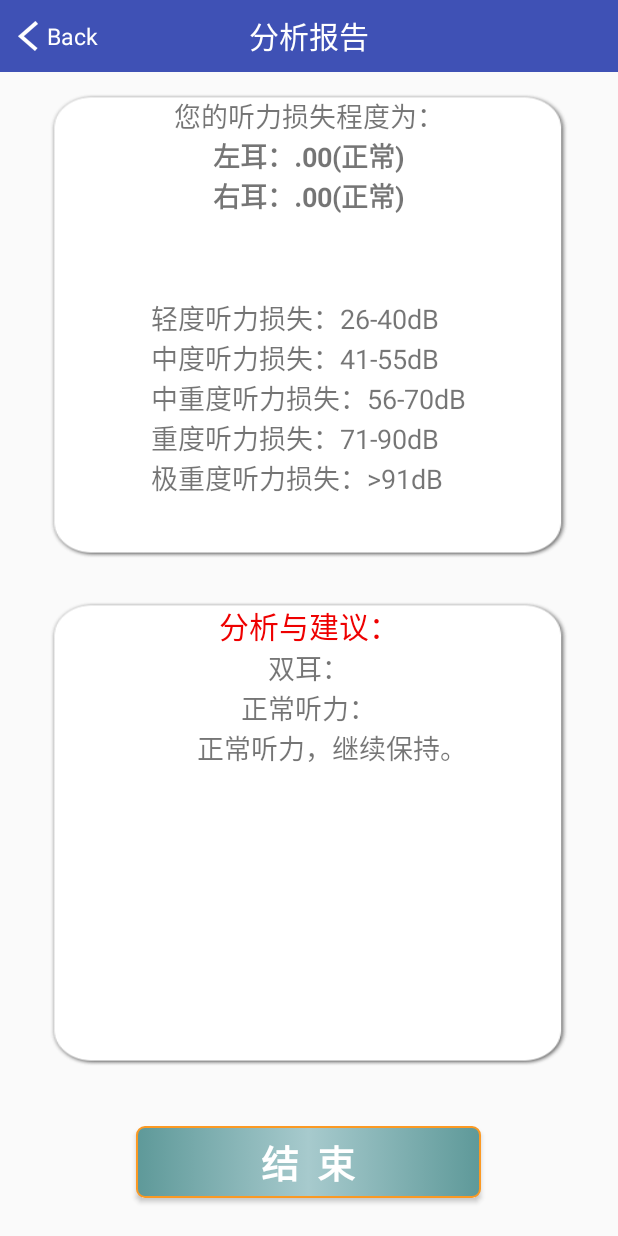
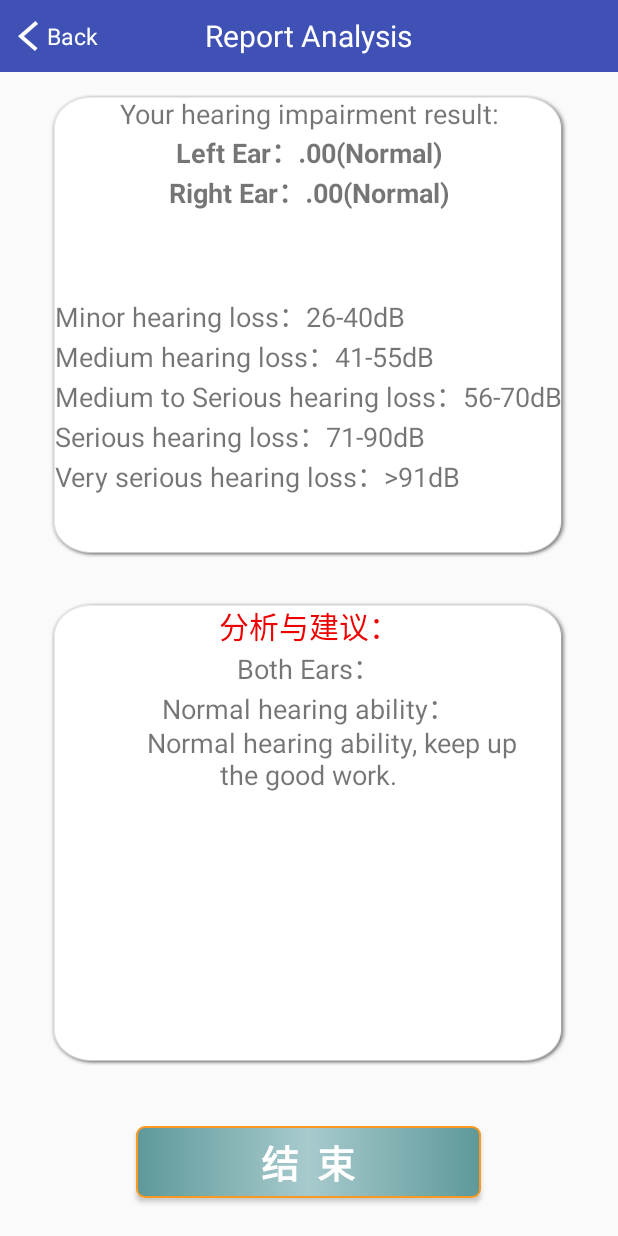
Before and after one commit to junhuang7/SoundAlertWTH2, an Android app: the fragment EndFragment placed in its activity, on a phone screen of 412 x 824 dp. Run offline under Robolectric (Android 15) with nearby library versions, the phone set to English and light mode, and no system bars.

Commit message:
11.19 update on UI

```diff
--- a/app/src/main/java/com/maple/audiometry/ui/detection/EndFragment.kt
+++ b/app/src/main/java/com/maple/audiometry/ui/detection/EndFragment.kt
@@ -31,7 +31,7 @@ class EndFragment : BaseFragment() {
         mActivity = activity as DetectionActivity
 
         tv_left.setOnClickListener { mActivity.onBackPressed() }
-        tv_title.text = "分析报告"
+        tv_title.text = "Report Analysis"
 
         initView()
     }
@@ -48,16 +48,16 @@ class EndFragment : BaseFragment() {
         // 听力等级
         val df = DecimalFormat("##.00")
         val hearingRank = resources.getStringArray(R.array.hearing_rank_arr)
-        val leftStr = "左耳：" + df.format(left) + "(" + hearingRank[leftRank] + ")"
-        val rightStr = "右耳：" + df.format(right) + "(" + hearingRank[rightRank] + ")"
+        val leftStr = "Left Ear：" + df.format(left) + "(" + hearingRank[leftRank] + ")"
+        val rightStr = "Right Ear：" + df.format(right) + "(" + hearingRank[rightRank] + ")"
         tv_check_result.text = leftStr + "\n" + rightStr
         // 分析和建议
         // 分析建议的说明文字
         val dbExplain = resources.getStringArray(R.array.propose_arr)
         if (leftRank == rightRank) {
-            tv_propose.text = "双耳：\n" + dbExplain[leftRank]
+            tv_propose.text = "Both Ears：\n" + dbExplain[leftRank]
         } else {
-            tv_propose.text = "左耳：\n" + dbExplain[leftRank] + "\n右耳：\n" + dbExplain[rightRank]
+            tv_propose.text = "Left Ear：\n" + dbExplain[leftRank] + "\nRight Ear：\n" + dbExplain[rightRank]
         }
 
         bt_end.setOnClickListener { toMainPager() }
--- a/app/src/main/java/com/maple/audiometry/ui/detection/ResultFragment.kt
+++ b/app/src/main/java/com/maple/audiometry/ui/detection/ResultFragment.kt
@@ -30,7 +30,7 @@ class ResultFragment : BaseFragment() {
         mActivity = activity as DetectionActivity
 
         tv_left.setOnClickListener { mActivity.onBackPressed() }
-        tv_title.text = "测试结果"
+        tv_title.text = "Result"
 
         initView()
     }
--- a/app/src/main/java/com/maple/audiometry/ui/home/MainActivity.kt
+++ b/app/src/main/java/com/maple/audiometry/ui/home/MainActivity.kt
@@ -34,6 +34,8 @@ class MainActivity : BaseFragmentActivity() {
         startActivity(intent)
     }
 
+    //LENA: should we remove the button below to launch YAMNET -- DOESNT SEEM TO WORK
+
     // Launch YAMNET App
     private fun launchYamnetApp() {
         val launchIntent = packageManager.getLaunchIntentForPackage("org.tensorflow.lite.examples.audio")
@@ -47,7 +49,7 @@ class MainActivity : BaseFragmentActivity() {
     private var exitTime: Long = 0
     override fun onBackPressed() {
         if (System.currentTimeMillis() - exitTime > 2000) {
-            T.showShort(mContext, "再按一次退出程序")
+            T.showShort(mContext, "Press one more time to exit.")
             exitTime = System.currentTimeMillis()
         } else {
             finish()
--- a/app/src/main/java/com/maple/audiometry/ui/welcome/SplashActivity.kt
+++ b/app/src/main/java/com/maple/audiometry/ui/welcome/SplashActivity.kt
@@ -44,7 +44,7 @@ class SplashActivity : BaseFragmentActivity() {
     private fun initViews() {
         // 初始化页面
         val inflater = LayoutInflater.from(this)
-        val guideView1 = inflater.inflate(R.layout.view_guide_1, null)
+        //val guideView1 = inflater.inflate(R.layout.view_guide_1, null)
         val guideView2 = inflater.inflate(R.layout.view_guide_2, null)
         val guideView3 = inflater.inflate(R.layout.view_guide_3, null)
         val guideStartBtn: Button = guideView3.findViewById(R.id.next)
@@ -57,7 +57,7 @@ class SplashActivity : BaseFragmentActivity() {
         )
         // 添加页面
         guideViews = arrayListOf(
-                guideView1,
+                //guideView1,
                 guideView2,
                 guideView3
         )
--- a/app/src/main/java/com/maple/audiometry/utils/AudioRecordBasedDemo.java
+++ b/app/src/main/java/com/maple/audiometry/utils/AudioRecordBasedDemo.java
@@ -79,7 +79,7 @@ public class AudioRecordBasedDemo {
 
 		// Only compute decibels if mean is greater than 1 to avoid negative or -Infinity dB values
 		if (mean > 1) {
-			volume = 18 * Math.log10(mean);
+			volume = 10 * Math.log10(mean);
 		}
 
 		if (volume > 100) {
--- a/app/src/main/java/com/maple/audiometry/utils/MediaRecorderDemo.java
+++ b/app/src/main/java/com/maple/audiometry/utils/MediaRecorderDemo.java
@@ -72,7 +72,7 @@ public class MediaRecorderDemo {
 			double ratio = (double) mMediaRecorder.getMaxAmplitude() / BASE;
 			double db = 0;
 			if (ratio > 1) {
-				db = 20 * Math.log10(ratio);
+				db = 10 * Math.log10(ratio);
 			}
 
 			if (db > 70) {
--- a/app/src/main/res/layout/fragment_end.xml
+++ b/app/src/main/res/layout/fragment_end.xml
@@ -17,7 +17,7 @@
             android:layout_height="wrap_content"
             android:layout_marginTop="15dp"
             android:gravity="center"
-            android:text="您的听力损失程度为："
+            android:text="Your hearing impairment result:"
             android:textSize="18sp" />
 
         <TextView
@@ -25,7 +25,7 @@
             android:layout_width="match_parent"
             android:layout_height="wrap_content"
             android:gravity="center"
-            android:text="左耳：25.93(中度) \n右耳：34.52(轻度)"
+            android:text="左耳：25.93(Medium) \Right Ear：34.52(轻度)"
             android:textSize="18sp"
             android:textStyle="bold" />
 
--- a/app/src/main/res/layout/fragment_result.xml
+++ b/app/src/main/res/layout/fragment_result.xml
@@ -10,7 +10,7 @@
         android:layout_height="wrap_content"
         android:layout_marginTop="20dp"
         android:gravity="center"
-        android:text="左耳检查结果" />
+        android:text="Left Ear Result" />
 
     <LinearLayout
         android:id="@+id/ll_left_result"
@@ -26,7 +26,7 @@
         android:layout_height="wrap_content"
         android:layout_marginTop="20dp"
         android:gravity="center"
-        android:text="右耳检查结果" />
+        android:text="Right Ear Result" />
 
     <LinearLayout
         android:id="@+id/ll_right_result"
@@ -45,7 +45,7 @@
         android:layout_marginTop="25dp"
         android:layout_marginBottom="25dp"
         android:background="@drawable/selector_button_color"
-        android:text="查看分析报告"
+        android:text="Report "
         android:textColor="@color/button_text_color"
         android:textSize="25sp"
         android:textStyle="bold" />
--- a/app/src/main/res/values/strings.xml
+++ b/app/src/main/res/values/strings.xml
@@ -21,28 +21,28 @@
     </string-array>
     <!-- 听力等级 -->
     <string-array name="hearing_rank_arr">
-        <item>正常</item>
-        <item>轻度</item>
-        <item>中度</item>
-        <item>中重度</item>
-        <item>重度</item>
-        <item>极重度</item>
+        <item>Normal</item>
+        <item>Minor</item>
+        <item>Medium</item>
+        <item>Medium to Serious</item>
+        <item>Serious</item>
+        <item>Very Serious</item>
     </string-array>
     <!-- 分析与建议 -->
     <string-array name="propose_arr">
-        <item>正常听力：\n\t\t  正常听力，继续保持。</item>
-        <item>轻度听力损失的分析与建议：\n\t\t  您在嘈杂的环境下，听小声不是特别好，但是日常交流不存在问题。不要过度担心，不要长时间暴露在噪声环境和长时间戴耳机。</item>
-        <item>中度听力损失的分析与建议：\n\t\t  您在日常交流不存在问题，但是您在远距离的交流与嘈杂环境中的交流尚不理想。建议到医院做一个详细进一步的检查。</item>
-        <item>中重度听力损失的分析与建议：\n\t\t  您在日常交流不存在问题，但是您在远距离的交流与嘈杂环境中的交流尚不理想。建议到医院做一个详细进一步的检查。</item>
-        <item>重度听力损失的分析与建议：\n\t\t  您在一对一的交流还是可以进行的，但是在日常交流有些困难，需要说话者提高音量讲话，所以会影响你的生活质量。建议您到医院做进一步的检查或者到助听器店做一个咨询。</item>
-        <item>极重度听力损失的分析与建议：\n\t\t  您很少参与日常生活交流，您觉得别人讲话声音不响。您现在的听力损失严重影响您的生活质量，需要尽快到医院做进一步的检查或者到助听器店做一个咨询。</item>
+        <item>Normal hearing ability：\n\t\t  Normal hearing ability, keep up the good work.</item>
+        <item>Minor hearing loss：\n\t\t  It is not particularly good for you to hear low voices in a noisy environment, but there is no problem with daily communication. Do not worry too much, do not expose yourself to noise for long periods of time, and do not wear headphones for long periods of time.</item>
+        <item>Medium hearing loss：\n\t\t  There is no problem with your daily communication, but your communication over long distances and in noisy environments is not ideal. It is recommended to go to the hospital for a detailed further examination.</item>
+        <item>Medium to Serious hearing loss：\n\t\t  There is no problem with your daily communication, but your communication over long distances and in noisy environments is not ideal. It is recommended to go to the hospital for a detailed further examination.</item>
+        <item>Serious hearing loss：\n\t\t  You can still communicate one-on-one, but daily communication is somewhat difficult and requires the speaker to speak at a higher volume, which will affect your quality of life. It is recommended that you go to the hospital for further examination or to a hearing aid store for a consultation.</item>
+        <item>Very serious hearing loss：\n\t\t  You seldom participate in daily life communication, and you feel that other people\'s voices are muted. Your current hearing loss seriously affects your quality of life. You need to go to the hospital for further examination as soon as possible or go to a hearing aid store for consultation.</item>
     </string-array>
     <!-- 检查设备 -->
-    <string name="check_device_des1">1、 请带上耳机，点击“测试设备”按钮，检测当前耳机是否可用。</string>
-    <string name="check_device_des2">2、 若左右耳均能正常听到声音，则选择听力较好耳先进行测试。</string>
+    <string name="check_device_des1">1. Please wear a headphone, click "Test" button, to test your headphone.</string>
+    <string name="check_device_des2">2. If Left Ear and Right Ear is working, then choose the ear that has optimal hearing to test.</string>
     <!-- 检查设备 -->
 
-    <string name="introduceText1">\t\t\t This app is a sound alert system </string>
-    <string name="introduceText2">\t\t\t The sound alert system app can help alert you of dangers when distracted</string>
-    <string name="end">轻度听力损失：26-40dB\n中度听力损失：41-55dB\n中重度听力损失：56-70dB\n重度听力损失：71-90dB\n极重度听力损失：>91dB</string>
+    <string name="introduceText1">\n This application is used to detect sound noises and trigger alerts if classified as potentially dangerous.</string>
+    <string name="introduceText2">\n The sound alert system app can help alert you of dangers when distracted. </string>
+    <string name="end">Minor hearing loss：26-40dB\nMedium hearing loss：41-55dB\nMedium to Serious hearing loss：56-70dB\nSerious hearing loss：71-90dB\nVery serious hearing loss：>91dB</string>
 </resources>
```
Also changed, not shown: app/src/main/java/com/maple/audiometry/ui/detection/TestFragment.kt (+13 -13 lines), app/src/main/java/com/maple/audiometry/ui/noise/NoiseCheckFragment.kt (+5 -7 lines), app/src/main/res/layout/activity_main.xml (+0 -8 lines), app/src/main/res/layout/activity_noise.xml (+30 -24 lines), app/src/main/res/layout/fragment_test.xml (+7 -8 lines), app/src/main/res/layout/fragment_voice.xml (+5 -12 lines), app/src/main/res/layout/view_guide_2.xml (+25 -10 lines), app/src/main/res/layout/view_guide_3.xml (+19 -8 lines), app/src/main/res/drawable-hdpi/noise_title.png, app/src/main/res/drawable-hdpi/voice_title.png.
